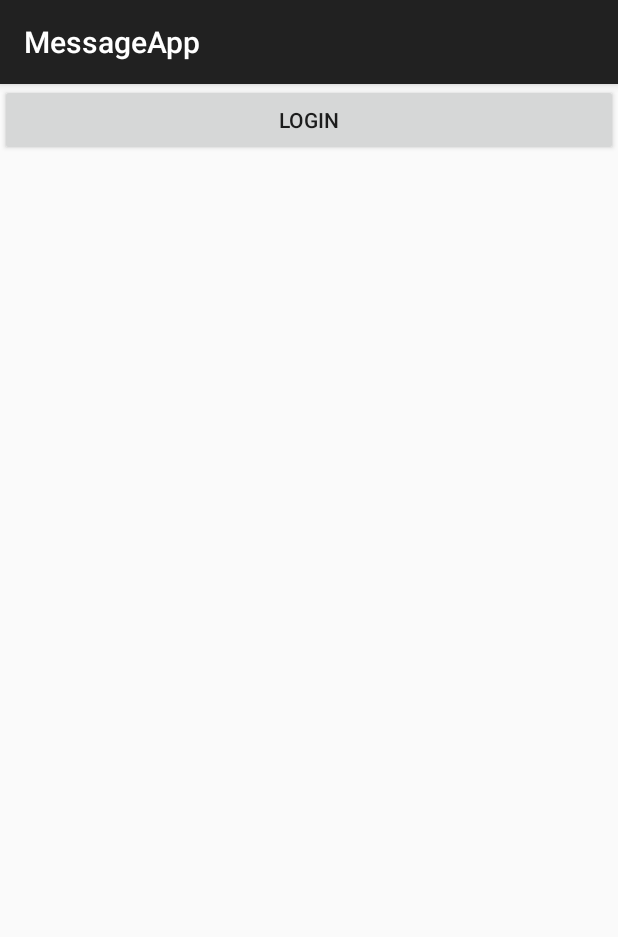
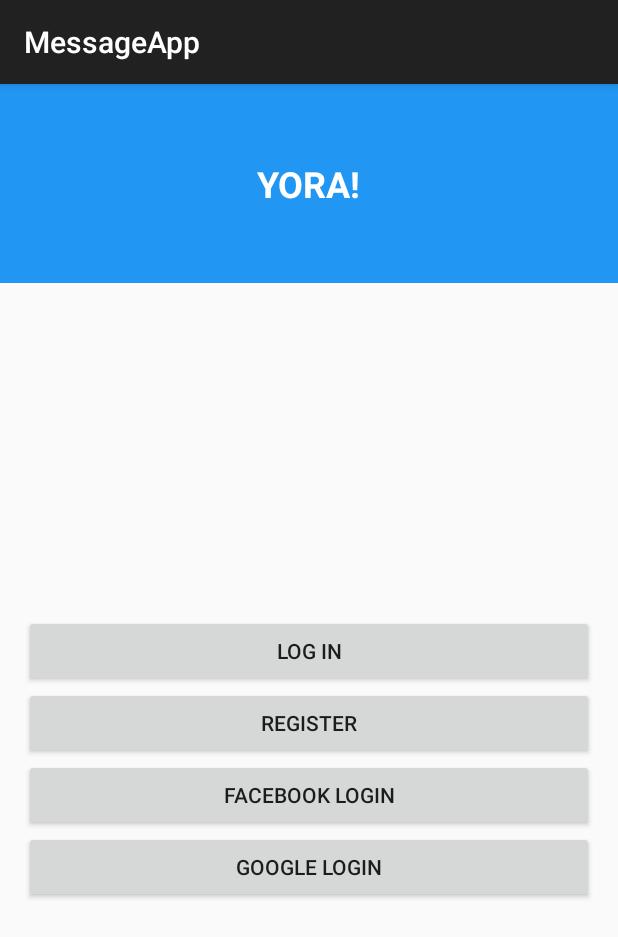
Before and after one commit to Urizel/MessageApp, an Android app: the screen it shows after launch (LoginActivity), on a phone screen of 412 x 824 dp. Shown: the top 937 px of the screen. Run offline under Robolectric (Android 15) with nearby library versions, the phone set to English and light mode, and no system bars.

Commit message:
Second commit

```diff
--- a/app/src/main/AndroidManifest.xml
+++ b/app/src/main/AndroidManifest.xml
@@ -18,6 +18,8 @@
 
         <activity android:name=".activities.LoginActivity"/>
 
+        <activity android:name=".activities.LoginNarrowActivity"/>
+
     </application>
 
 </manifest>
--- a/app/src/main/java/com/spb/kbv/messageapp/activities/LoginActivity.java
+++ b/app/src/main/java/com/spb/kbv/messageapp/activities/LoginActivity.java
@@ -6,17 +6,23 @@ import android.view.View;
 
 import com.spb.kbv.messageapp.R;
 
-public class LoginActivity extends BaseActivity {
+public class LoginActivity extends BaseActivity implements View.OnClickListener {
+    private View loginButton;
 
     @Override
     protected void onCreate(Bundle savedInstanceState) {
         super.onCreate(savedInstanceState);
         setContentView(R.layout.activity_login);
+        loginButton = findViewById(R.id.activity_login_login);
+        if (loginButton != null) {
+            loginButton.setOnClickListener(this);
+        }
     }
 
-    public void onLogin(View view) {
-        application.getAuth().getUser().setIsLoggedIn(true);
-        startActivity(new Intent(this, MainActivity.class));
-        finish();
+
+    @Override
+    public void onClick(View view) {
+        if (view == loginButton)
+            startActivity(new Intent(this, LoginNarrowActivity.class));
     }
 }
--- /dev/null
+++ b/app/src/main/res/layout-sw600dp/activity_login.xml
@@ -0,0 +1,68 @@
+<?xml version="1.0" encoding="utf-8"?>
+<RelativeLayout xmlns:android="http://schemas.android.com/apk/res/android"
+    xmlns:tools="http://schemas.android.com/tools"
+    android:layout_width="match_parent"
+    android:layout_height="match_parent">
+
+    <include
+        android:id="@+id/include_login_header"
+        layout="@layout/include_login_header"/>
+
+    <LinearLayout
+        android:layout_width="fill_parent"
+        android:layout_height="fill_parent"
+        android:layout_marginStart="100dp"
+        android:layout_marginEnd="100dp"
+        android:layout_centerHorizontal="true"
+        android:orientation="vertical"
+        android:layout_below="@id/include_login_header"
+        android:gravity="center">
+
+        <FrameLayout
+            android:layout_width="fill_parent"
+            android:layout_height="wrap_content"
+            android:padding="16dp"
+            android:background="#dddddd">
+            <fragment
+                android:layout_width="fill_parent"
+                android:layout_height="wrap_content"
+                android:name="com.spb.kbv.messageapp.fragments.LoginFragment"
+                android:id="@+id/activity_login_fragment"
+                tools:layout="@layout/fragment_login" />
+        </FrameLayout>
+
+        <Button
+            android:layout_width="match_parent"
+            android:layout_height="wrap_content"
+            android:layout_marginTop="8dp"
+            android:text="Register"
+            android:id="@+id/activity_login_register"/>
+
+        <LinearLayout
+            android:layout_width="fill_parent"
+            android:layout_height="wrap_content"
+            android:layout_marginTop="8dp"
+            android:orientation="horizontal">
+
+            <Button
+                android:layout_width="match_parent"
+                android:layout_height="wrap_content"
+                android:text="Facebook Login"
+                android:layout_weight="1"
+                android:layout_marginEnd="8dp"
+                android:id="@+id/activity_login_facebook"/>
+
+            <Button
+                android:layout_width="match_parent"
+                android:layout_height="wrap_content"
+                android:text="Google Login"
+                android:layout_weight="1"
+                android:layout_marginStart="8dp"
+                android:id="@+id/activity_login_google"/>
+
+        </LinearLayout>
+
+    </LinearLayout>
+
+
+</RelativeLayout>
--- a/app/src/main/res/layout/activity_login.xml
+++ b/app/src/main/res/layout/activity_login.xml
@@ -3,10 +3,42 @@
     android:layout_width="match_parent"
     android:layout_height="match_parent">
 
-    <Button
+    <include
+        layout="@layout/include_login_header"
+        android:id="@+id/include_login_header" />
+    <LinearLayout
         android:layout_width="match_parent"
-        android:layout_height="wrap_content"
-        android:text="Login"
-        android:onClick="onLogin"/>
+        android:layout_height="match_parent"
+        android:layout_below="@id/include_login_header"
+        android:gravity="center_vertical"
+        android:layout_marginStart="16dp"
+        android:layout_marginEnd="16dp"
+        android:orientation="vertical">
+
+        <Button
+            android:layout_width="match_parent"
+            android:layout_height="wrap_content"
+            android:text="Log in"
+            android:id="@+id/activity_login_login"/>
+
+        <Button
+            android:layout_width="match_parent"
+            android:layout_height="wrap_content"
+            android:text="Register"
+            android:id="@+id/activity_login_register"/>
+
+        <Button
+            android:layout_width="match_parent"
+            android:layout_height="wrap_content"
+            android:text="Facebook Login"
+            android:id="@+id/activity_login_facebook"/>
+
+        <Button
+            android:layout_width="match_parent"
+            android:layout_height="wrap_content"
+            android:text="Google Login"
+            android:id="@+id/activity_login_google"/>
+
+    </LinearLayout>
 
 </RelativeLayout>
--- /dev/null
+++ b/app/src/main/res/layout/include_login_header.xml
@@ -0,0 +1,19 @@
+<?xml version="1.0" encoding="utf-8"?>
+<FrameLayout xmlns:android="http://schemas.android.com/apk/res/android"
+    android:orientation="vertical"
+    android:layout_width="match_parent"
+    android:layout_height="wrap_content"
+    android:background="@color/primary_color_dark">
+
+    <TextView
+        android:layout_width="wrap_content"
+        android:layout_height="wrap_content"
+        android:text="YORA!"
+        android:textStyle="bold"
+        android:textSize="24sp"
+        android:paddingTop="50dp"
+        android:paddingBottom="50dp"
+        android:layout_gravity="center_horizontal"
+        android:textColor="#ffffff"/>
+
+</FrameLayout>
--- /dev/null
+++ b/app/src/main/res/values/colors.xml
@@ -0,0 +1,5 @@
+<?xml version="1.0" encoding="utf-8"?>
+<resources>
+    <color name="primary_color_dark">#2196F3</color>
+    <color name="primary_color_darker">#3F51B5</color>
+</resources>
```
Also changed, not shown: app/src/main/java/com/spb/kbv/messageapp/activities/LoginNarrowActivity.java (added, +17 -0 lines), app/src/main/java/com/spb/kbv/messageapp/fragments/BaseFragment.java (added, +16 -0 lines), app/src/main/java/com/spb/kbv/messageapp/fragments/LoginFragment.java (added, +17 -0 lines), app/src/main/res/layout/activity_login_narrow.xml (added, +25 -0 lines), app/src/main/res/layout/fragment_login.xml (added, +32 -0 lines).
